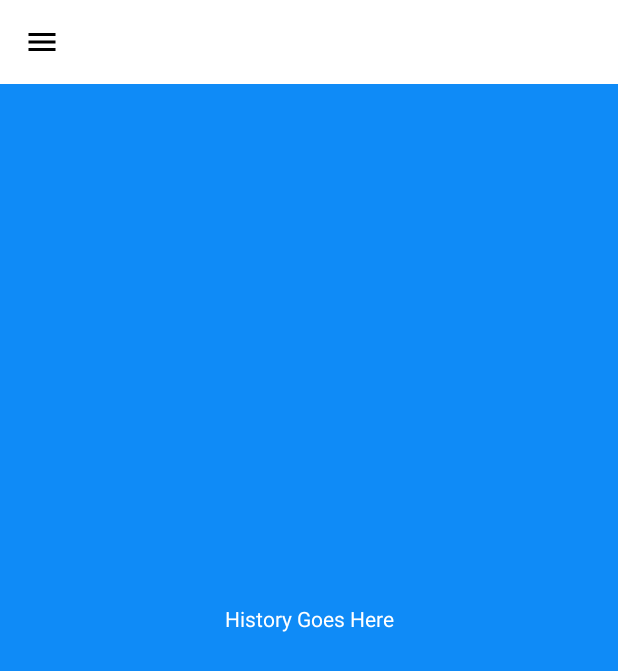
After one commit to deograstius/cmsc495_7980, an Android app: the HistoryActivity screen opened directly, with no data from a screen before it, on a phone screen of 412 x 824 dp. The commit adds this screen. Shown: the top 671 px of the screen. Run offline under Robolectric (Android 15) with nearby library versions, the phone set to English and light mode, and no system bars.

Commit message:
Added navigation bar w/o customization

```diff
--- /dev/null
+++ b/Android/app/src/main/java/capstone/cmsc495/ekganalyzer/HistoryActivity.java
@@ -0,0 +1,68 @@
+package capstone.cmsc495.ekganalyzer;
+/**
+ * @Purpose this activity holds the EKG history
+ * @author: Deo & Jon Simmons
+ * @since 11-18-2018
+ * @version 1
+ */
+
+import android.support.annotation.NonNull;
+import android.support.design.widget.NavigationView;
+import android.support.v4.widget.DrawerLayout;
+import android.support.v7.app.ActionBar;
+import android.support.v7.app.AppCompatActivity;
+import android.os.Bundle;
+import android.support.v7.widget.Toolbar;
+import android.view.Gravity;
+import android.view.MenuItem;
+
+public class HistoryActivity extends AppCompatActivity {
+
+    private DrawerLayout drawerLayout;
+
+    @Override
+    protected void onCreate(Bundle savedInstanceState) {
+
+        // Inflate the view
+        super.onCreate(savedInstanceState);
+        setContentView(R.layout.activity_history);
+
+        // Set up a custom tool bar
+        Toolbar toolbar = findViewById(R.id.toolbar);
+        setSupportActionBar(toolbar);
+
+        // Get the action bar with an item
+        ActionBar actionBar = getSupportActionBar();
+        if (actionBar != null) {
+            actionBar.setDisplayHomeAsUpEnabled(true);
+            actionBar.setHomeAsUpIndicator(R.drawable.ic_menu);
+        }// End if
+
+
+        // Set the drawer layout A.K.A the navigation bar
+        drawerLayout = findViewById(R.id.drawer_layout);
+
+        NavigationView navigationView = findViewById(R.id.nav_view);
+        navigationView.setNavigationItemSelectedListener(new NavigationView.OnNavigationItemSelectedListener() {
+            @Override
+            public boolean onNavigationItemSelected(@NonNull MenuItem menuItem) {
+                menuItem.setChecked(true);
+                drawerLayout.closeDrawers();;
+                return true;
+            }// End onNavigationItemSelected
+        });// End closure
+    }// End onClick() Method
+
+    @Override
+    public boolean onOptionsItemSelected(MenuItem item) {
+        switch (item.getItemId()){
+            case android.R.id.home:
+                drawerLayout.openDrawer(Gravity.START);
+                return true;
+            default:
+                return super.onOptionsItemSelected(item);
+
+        }// End switch statement
+
+    }// End onOptionsItemSelected() Method
+}// End History class
--- a/Android/app/src/main/java/capstone/cmsc495/ekganalyzer/MainActivity.java
+++ b/Android/app/src/main/java/capstone/cmsc495/ekganalyzer/SignUpActivity.java
@@ -1,13 +1,13 @@
 package capstone.cmsc495.ekganalyzer;
 
+import android.support.v7.app.AppCompatActivity;
 import android.os.Bundle;
-import android.support.v7.app.AppCompatActivity;
 
-public class MainActivity extends AppCompatActivity {
+public class SignUpActivity extends AppCompatActivity {
 
     @Override
     protected void onCreate(Bundle savedInstanceState) {
         super.onCreate(savedInstanceState);
-        setContentView(R.layout.activity_main);
+        setContentView(R.layout.activity_sign_up);
     }
 }
--- /dev/null
+++ b/Android/app/src/main/res/drawable/ic_menu.xml
@@ -0,0 +1,9 @@
+<vector xmlns:android="http://schemas.android.com/apk/res/android"
+        android:width="24dp"
+        android:height="24dp"
+        android:viewportWidth="24.0"
+        android:viewportHeight="24.0">
+    <path
+        android:fillColor="#FF000000"
+        android:pathData="M3,18h18v-2L3,16v2zM3,13h18v-2L3,11v2zM3,6v2h18L21,6L3,6z"/>
+</vector>
--- /dev/null
+++ b/Android/app/src/main/res/layout/activity_history.xml
@@ -0,0 +1,50 @@
+<?xml version="1.0" encoding="utf-8"?>
+<android.support.v4.widget.DrawerLayout xmlns:android="http://schemas.android.com/apk/res/android"
+    xmlns:app="http://schemas.android.com/apk/res-auto"
+    android:id="@+id/drawer_layout"
+    android:layout_width="match_parent"
+    android:layout_height="match_parent"
+    android:fitsSystemWindows="true">
+
+    <android.support.constraint.ConstraintLayout xmlns:android="http://schemas.android.com/apk/res/android"
+        xmlns:app="http://schemas.android.com/apk/res-auto"
+        xmlns:tools="http://schemas.android.com/tools"
+        android:layout_width="match_parent"
+        android:layout_height="match_parent"
+        tools:context=".HistoryActivity">
+
+
+        <TextView
+            android:id="@+id/textView"
+            android:layout_width="wrap_content"
+            android:layout_height="wrap_content"
+            android:layout_marginStart="8dp"
+            android:layout_marginTop="8dp"
+            android:layout_marginEnd="8dp"
+            android:layout_marginBottom="8dp"
+            android:text="History Goes Here"
+            android:textColor="@color/white"
+            app:layout_constraintBottom_toBottomOf="parent"
+            app:layout_constraintEnd_toEndOf="parent"
+            app:layout_constraintStart_toStartOf="parent"
+            app:layout_constraintTop_toTopOf="parent" />
+
+        <android.support.v7.widget.Toolbar
+            android:id="@+id/toolbar"
+            android:layout_width="match_parent"
+            android:layout_height="?attr/actionBarSize"
+            android:background="@color/white"
+            android:theme="@style/ThemeOverlay.AppCompat.ActionBar" />
+    </android.support.constraint.ConstraintLayout>
+
+    <android.support.design.widget.NavigationView
+        android:id="@+id/nav_view"
+        android:layout_width="wrap_content"
+        android:layout_height="match_parent"
+        android:background="@color/white"
+        app:itemTextColor="@color/black"
+        android:layout_gravity="start"
+        android:fitsSystemWindows="true"
+        app:menu="@menu/navigation_items" />
+
+</android.support.v4.widget.DrawerLayout>
--- a/Android/app/src/main/res/menu/navigation_items.xml
+++ b/Android/app/src/main/res/menu/navigation_items.xml
@@ -1,6 +1,29 @@
 <menu xmlns:android="http://schemas.android.com/apk/res/android">
-    <item android:id="@+id/about"
-        android:title="About" />
-    <item android:id="@+id/help"
-        android:title="Help" />
+    <group android:checkableBehavior="single">
+        <item
+            android:id="@+id/sinus_rhythm"
+            android:title="@string/sinus_rhythm" />
+
+        <item
+            android:id="@+id/atrial_fibrillation"
+            android:title="@string/atrial_fibrillation" />
+
+        <item
+            android:id="@+id/atrial_flutters"
+            android:title="@string/atrial_flutters" />
+
+        <item
+            android:id="@+id/asystole"
+            android:title="@string/asystole" />
+
+        <item
+            android:id="@+id/bundle_block"
+            android:title="@string/bundle_block" />
+        <item
+            android:id="@+id/live_ekg"
+            android:title="@string/live_ekg" />
+        <item
+            android:id="@+id/log_out"
+            android:title="@string/log_out" />
+    </group>
 </menu>
--- a/Android/app/src/main/res/values/strings.xml
+++ b/Android/app/src/main/res/values/strings.xml
@@ -4,4 +4,13 @@
     <string name="password">Password</string>
     <string name="log_in">Log In</string>
     <string name="sign_up">Sign Up</string>
+    <string name="sensorID">Sensor ID</string>
+    <string name="arrhythmia">Arrhythmia</string>
+    <string name="sinus_rhythm">Sinus Rhythms</string>
+    <string name="atrial_fibrillation">Atrial Fibrillation</string>
+    <string name="atrial_flutters">Atrial Flutters</string>
+    <string name="asystole">Asystole</string>
+    <string name="live_ekg">Live EKG</string>
+    <string name="bundle_block">Bundle Block</string>
+    <string name="log_out">Log Out</string>
 </resources>
--- a/Android/app/src/main/res/values/styles.xml
+++ b/Android/app/src/main/res/values/styles.xml
@@ -1,7 +1,7 @@
 <resources>
 
     <!-- Base application theme. -->
-    <style name="AppTheme" parent="Theme.MaterialComponents.Light">
+    <style name="AppTheme" parent="Theme.MaterialComponents.NoActionBar">
         <!-- Customize your theme here. -->
         <item name="colorPrimary">@color/white</item>
         <item name="colorPrimaryDark">@color/black</item>
```
Also changed, not shown: Android/app/src/main/AndroidManifest.xml (+5 -8 lines), Android/app/src/main/java/capstone/cmsc495/ekganalyzer/LoginActivity.java (added, +38 -0 lines), Android/app/src/main/res/layout/activity_login.xml (renamed from Android/app/src/main/res/layout/activity_main.xml, +7 -1 lines), Android/app/src/main/res/layout/activity_sign_up.xml (added, +68 -0 lines).
